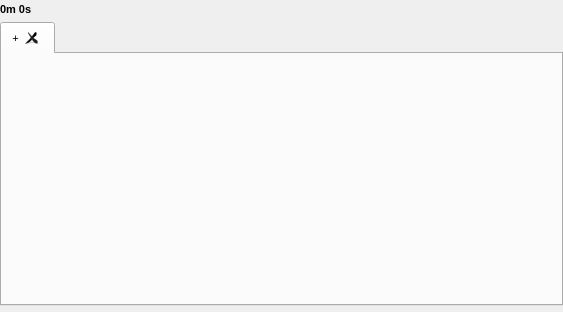
Above: src/GUI/Playlist/GUI_Playlist.ui from return42/sayonara before the change. Below: the same form after it.
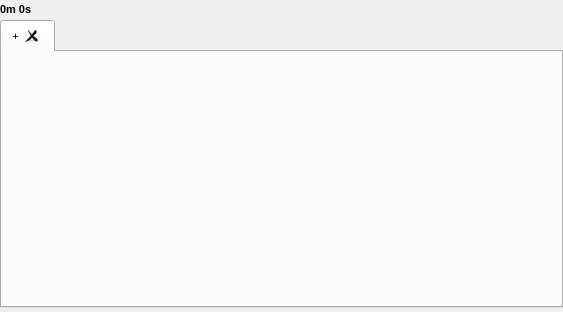
That is the form after the change. Custom widgets are drawn as their Qt base class.

What changed in the file:
```diff
--- a/src/GUI/Playlist/GUI_Playlist.ui
+++ b/src/GUI/Playlist/GUI_Playlist.ui
@@ -58,6 +58,9 @@
    <property name="horizontalSpacing">
     <number>0</number>
    </property>
+   <property name="verticalSpacing">
+    <number>4</number>
+   </property>
    <item row="2" column="0">
     <widget class="QLabel" name="lab_totalTime">
      <property name="sizePolicy">
```
